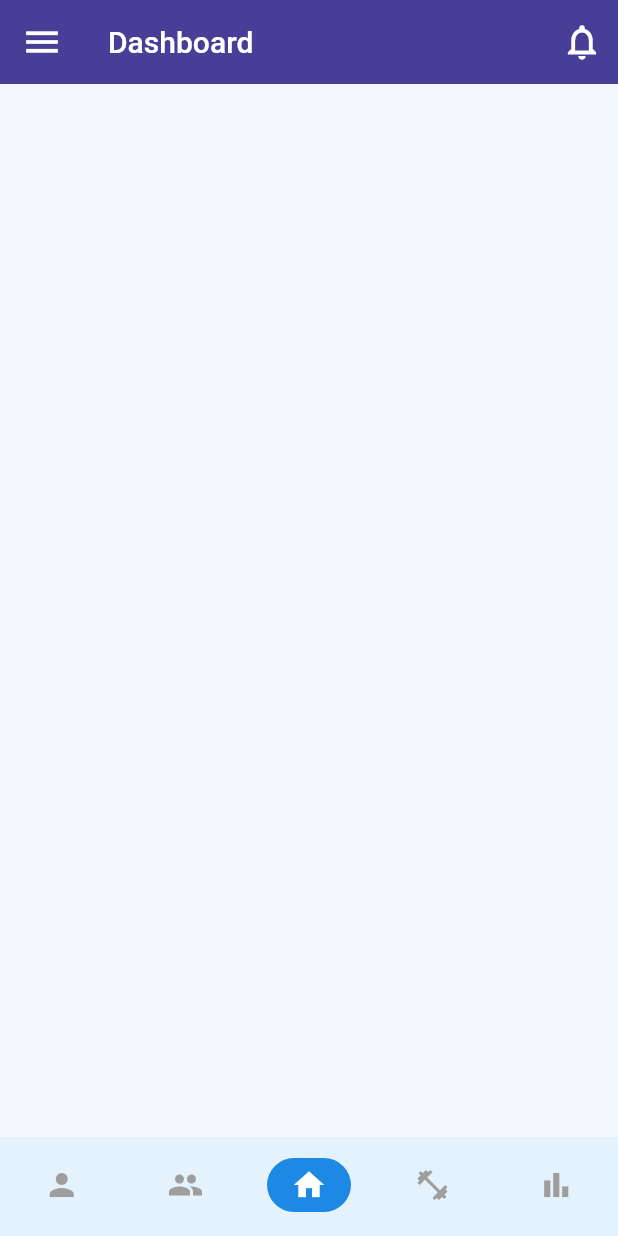
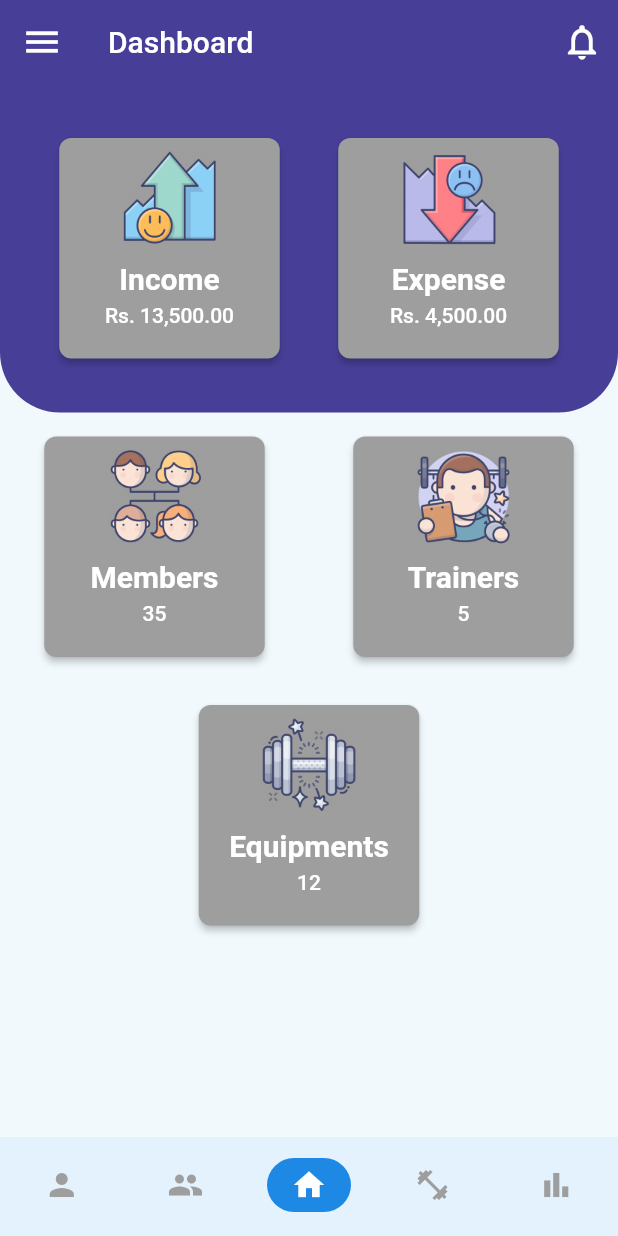
Before and after one commit to risdatamamal/Gym-Management-System, a Flutter app: the screen it shows after launch, on a phone screen of 412 x 824 dp. Run offline on Flutter 3.47's test engine with Material 2 defaults, Android fonts, the phone set to English and light mode, and no system bars; our stand-ins replace simple_animations, supercharged; Roboto replaces fonts that are missing (OpenSans-Regular).

Commit message:
Dashboard UI Completed
Dashboard UI is completed with no functionality. New Assets and widget added.

```diff
--- a/lib/config/palette.dart
+++ b/lib/config/palette.dart
@@ -1,5 +1,6 @@
 import 'package:flutter/material.dart';
 
 class Palette {
-  static const Color primaryColor = Color(0xFF473F97);
+  static const Color primaryColor = Color(0xFFF1F9FD);
+  static const Color secondaryColor = Color(0xFF473F97);
 }
--- a/lib/main.dart
+++ b/lib/main.dart
@@ -7,7 +7,6 @@ void main() {
       debugShowCheckedModeBanner: false,
       theme: ThemeData(
         fontFamily: 'OpenSans-Regular',
-        scaffoldBackgroundColor: const Color(0xFFF1F9FD),
         visualDensity: VisualDensity.adaptivePlatformDensity,
       ),
       home: BottomNavBar(),
--- a/lib/screens/home_screen.dart
+++ b/lib/screens/home_screen.dart
@@ -1,5 +1,7 @@
 import 'package:flutter/material.dart';
+import 'package:my_gym_manager/config/palette.dart';
 import 'package:my_gym_manager/widgets/custom_app_bar.dart';
+import 'package:my_gym_manager/widgets/stats_grid.dart';
 
 class HomeScreen extends StatefulWidget {
   @override
@@ -10,7 +12,51 @@ class _HomeScreenState extends State<HomeScreen> {
   @override
   Widget build(BuildContext context) {
     return Scaffold(
+      backgroundColor: Palette.primaryColor,
       appBar: CustomAppBar('Dashboard'),
+      body: SafeArea(
+        child: SingleChildScrollView(
+          child: Column(
+            children: [
+              Container(
+                padding: const EdgeInsets.all(20.0),
+                decoration: BoxDecoration(
+                  color: Palette.secondaryColor,
+                  borderRadius: BorderRadius.only(
+                    bottomLeft: Radius.circular(40.0),
+                    bottomRight: Radius.circular(40.0),
+                  ),
+                ),
+                child: Row(
+                  mainAxisAlignment: MainAxisAlignment.center,
+                  children: [
+                    StatsGrid('Income', 'Rs. 13,500.00',
+                        'assets/images/increase_presentation_Profit_growth-512.png'),
+                    StatsGrid('Expense', 'Rs. 4,500.00',
+                        'assets/images/decrease_presentation_down_loss-512.png'),
+                  ],
+                ),
+              ),
+              Row(
+                mainAxisAlignment: MainAxisAlignment.center,
+                children: [
+                  StatsGrid('Members', '35',
+                      'assets/images/family_tree_members_people-512.png'),
+                  StatsGrid('Trainers', '5',
+                      'assets/images/gym_coach_trainer_fitness-512.png'),
+                ],
+              ),
+              Row(
+                mainAxisAlignment: MainAxisAlignment.center,
+                children: [
+                  StatsGrid('Equipments', '12',
+                      'assets/images/dumbbell_gym_fitness_exercise-512.png'),
+                ],
+              ),
+            ],
+          ),
+        ),
+      ),
     );
   }
 }
--- a/lib/screens/login_page.dart
+++ b/lib/screens/login_page.dart
@@ -1,10 +1,12 @@
 import 'package:flutter/material.dart';
 import 'package:my_gym_manager/animation/fade_animation.dart';
+import 'package:my_gym_manager/config/palette.dart';
 
 class LoginPage extends StatelessWidget {
   @override
   Widget build(BuildContext context) {
     return Scaffold(
+      backgroundColor: Palette.primaryColor,
       resizeToAvoidBottomInset: false,
       appBar: AppBar(
         elevation: 0,
--- a/lib/screens/signup_page.dart
+++ b/lib/screens/signup_page.dart
@@ -1,10 +1,12 @@
 import 'package:flutter/material.dart';
 import 'package:my_gym_manager/animation/fade_animation.dart';
+import 'package:my_gym_manager/config/palette.dart';
 
 class SignupPage extends StatelessWidget {
   @override
   Widget build(BuildContext context) {
     return Scaffold(
+      backgroundColor: Palette.primaryColor,
       resizeToAvoidBottomInset: true,
       appBar: AppBar(
         elevation: 0,
--- a/lib/screens/welcome_page.dart
+++ b/lib/screens/welcome_page.dart
@@ -1,5 +1,6 @@
 import 'package:flutter/material.dart';
 import 'package:my_gym_manager/animation/fade_animation.dart';
+import 'package:my_gym_manager/config/palette.dart';
 import 'package:my_gym_manager/screens/login_page.dart';
 import 'package:my_gym_manager/screens/signup_page.dart';
 
@@ -7,6 +8,7 @@ class WelcomePage extends StatelessWidget {
   @override
   Widget build(BuildContext context) {
     return Scaffold(
+      backgroundColor: Palette.primaryColor,
       body: SafeArea(
         child: Container(
           width: double.infinity,
--- a/lib/widgets/custom_app_bar.dart
+++ b/lib/widgets/custom_app_bar.dart
@@ -7,7 +7,7 @@ class CustomAppBar extends StatelessWidget with PreferredSizeWidget {
   @override
   Widget build(BuildContext context) {
     return AppBar(
-      backgroundColor: Palette.primaryColor,
+      backgroundColor: Palette.secondaryColor,
       elevation: 0.0,
       title: Text(screenTitle),
       leading: IconButton(
--- /dev/null
+++ b/lib/widgets/stats_grid.dart
@@ -0,0 +1,68 @@
+import 'package:flutter/material.dart';
+
+class StatsGrid extends StatelessWidget {
+  final String count;
+  final String title;
+  final String imagePath;
+  StatsGrid(
+    this.title,
+    this.count,
+    this.imagePath,
+  );
+  @override
+  Widget build(BuildContext context) {
+    return Flexible(
+      child: Padding(
+        padding: const EdgeInsets.all(12.0),
+        child: Center(
+          child: Wrap(
+            spacing: 20,
+            runSpacing: 20.0,
+            children: <Widget>[
+              SizedBox(
+                width: 155.0,
+                height: 155.0,
+                child: Card(
+                  color: Colors.grey,
+                  elevation: 2.0,
+                  shape: RoundedRectangleBorder(
+                      borderRadius: BorderRadius.circular(8.0)),
+                  child: Center(
+                      child: Padding(
+                    padding: const EdgeInsets.all(8.0),
+                    child: Column(
+                      children: <Widget>[
+                        Image.asset(
+                          imagePath,
+                          width: 64.0,
+                        ),
+                        SizedBox(
+                          height: 10.0,
+                        ),
+                        Text(
+                          title,
+                          style: TextStyle(
+                              color: Colors.white,
+                              fontWeight: FontWeight.bold,
+                              fontSize: 20.0),
+                        ),
+                        SizedBox(
+                          height: 5.0,
+                        ),
+                        Text(
+                          count,
+                          style: TextStyle(
+                              color: Colors.white, fontWeight: FontWeight.w500),
+                        )
+                      ],
+                    ),
+                  )),
+                ),
+              ),
+            ],
+          ),
+        ),
+      ),
+    );
+  }
+}
```
Also changed, not shown: assets/images/decrease_presentation_down_loss-512.png (added), assets/images/dumbbell_gym_fitness_exercise-512.png (added), assets/images/family_tree_members_people-512.png (added), assets/images/increase_presentation_Profit_growth-512.png (added).
